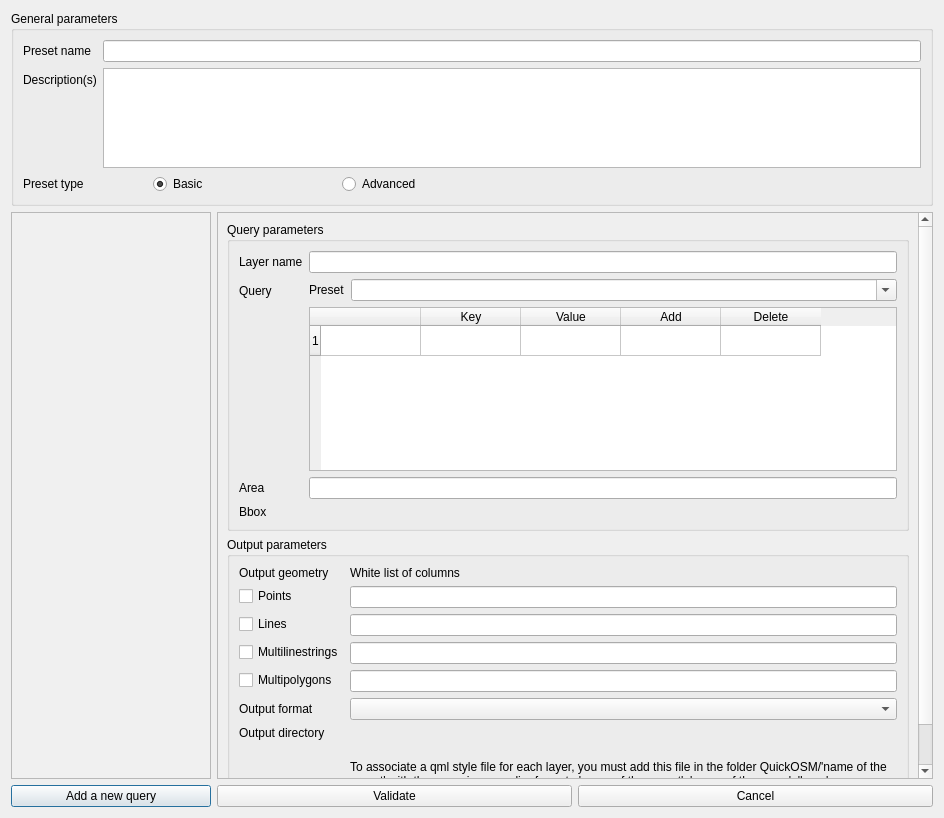
Old version of the form QuickOSM/resources/ui/edit_preset.ui in the repository 3liz/QuickOSM.
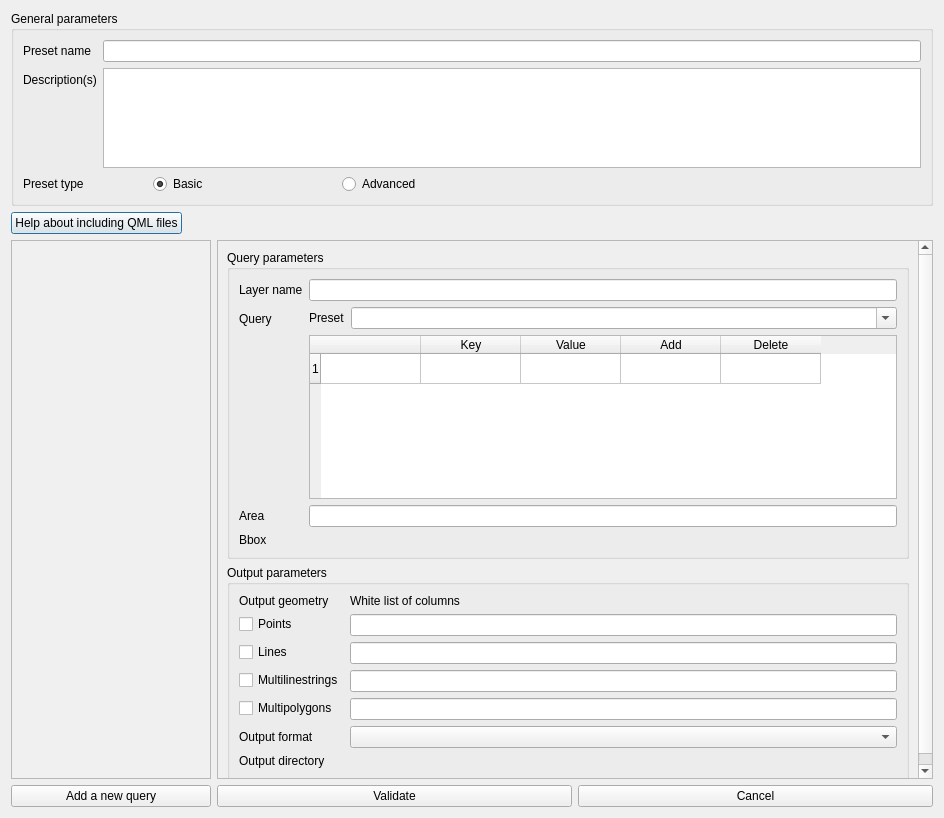
New version of the form. Custom widgets are drawn as their Qt base class.

Commit message: UX - Improve the message to add QML in a map preset #360

```diff
--- a/QuickOSM/resources/ui/edit_preset.ui
+++ b/QuickOSM/resources/ui/edit_preset.ui
@@ -124,6 +124,30 @@
      </layout>
     </widget>
    </item>
+   <item>
+    <layout class="QHBoxLayout" name="horizontalLayout_4">
+     <item>
+      <widget class="QPushButton" name="qml_help_button">
+       <property name="text">
+        <string>Help about including QML files</string>
+       </property>
+      </widget>
+     </item>
+     <item>
+      <spacer name="horizontalSpacer">
+       <property name="orientation">
+        <enum>Qt::Horizontal</enum>
+       </property>
+       <property name="sizeHint" stdset="0">
+        <size>
+         <width>40</width>
+         <height>20</height>
+        </size>
+       </property>
+      </spacer>
+     </item>
+    </layout>
+   </item>
    <item>
     <layout class="QHBoxLayout" name="horizontalLayout_2">
      <item>
@@ -216,8 +240,8 @@
            <rect>
             <x>0</x>
             <y>0</y>
-            <width>695</width>
-            <height>598</height>
+            <width>698</width>
+            <height>596</height>
            </rect>
           </property>
           <layout class="QVBoxLayout" name="verticalLayout_2">
@@ -527,22 +551,6 @@
               <item row="6" column="1">
                <widget class="QgsFileWidget" name="output_directory" native="true"/>
               </item>
-              <item row="7" column="1">
-               <widget class="QLabel" name="qml_format">
-                <property name="sizePolicy">
-                 <sizepolicy hsizetype="Preferred" vsizetype="Fixed">
-                  <horstretch>0</horstretch>
-                  <verstretch>0</verstretch>
-                 </sizepolicy>
-                </property>
-                <property name="text">
-                 <string>To associate a qml style file for each layer, you must add this file in the folder QuickOSM/'name of the preset' with the name in a peculiar format : 'name of the preset'_'name of the query'_'layer'.</string>
-                </property>
-                <property name="wordWrap">
-                 <bool>true</bool>
-                </property>
-               </widget>
-              </item>
              </layout>
             </widget>
            </item>
```
The commit also changes 2 other files.
